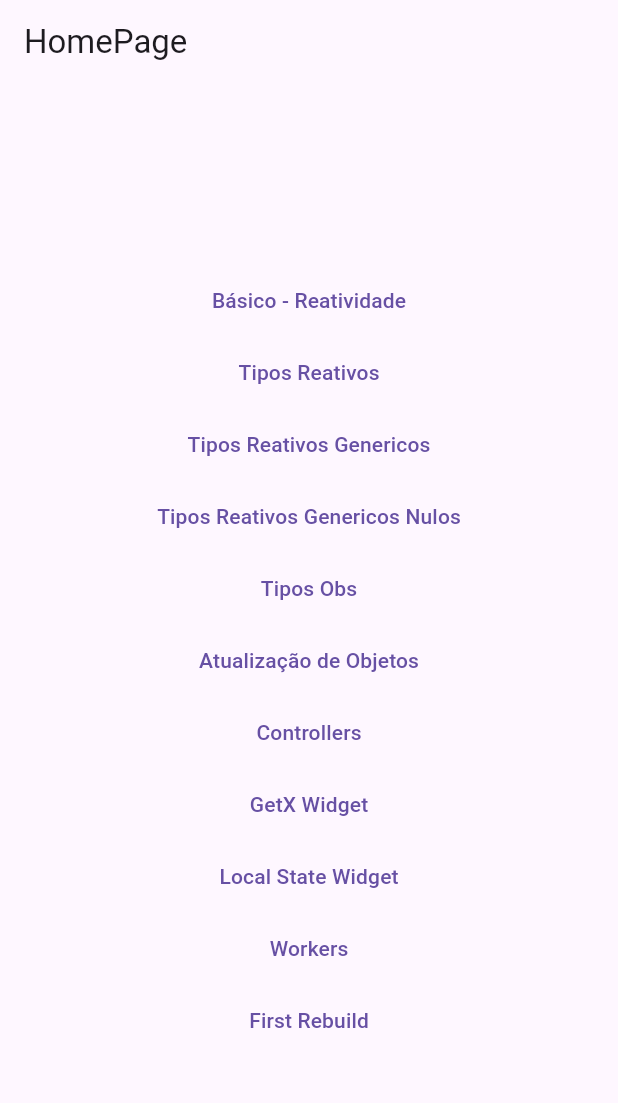
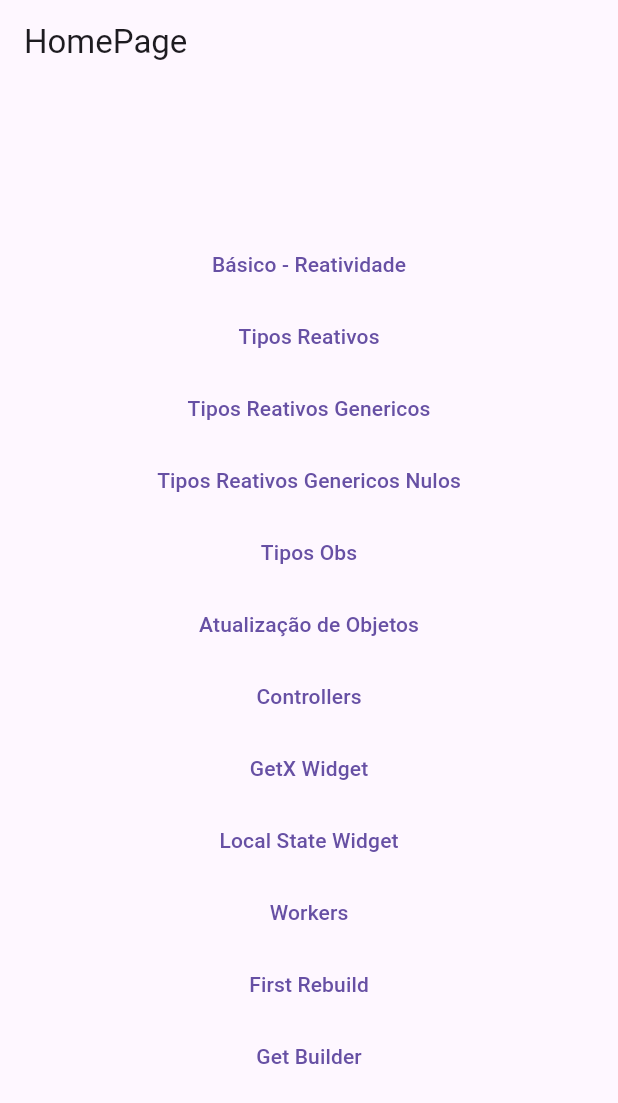
Before and after one commit to enzozami/flutter-getx-state-manager-study, a Flutter app: the screen it shows after launch, on a phone screen of 412 x 824 dp. Shown: the top 1103 px of the screen. Run offline on Flutter 3.47's test engine with Material 3 defaults, Android fonts, the phone set to English and light mode, and no system bars; our stand-ins replace get.

Commit message:
feat(get_builder): get_builder (Não achei muito interessante, mas dependendo da aplicação pode ser crucial a utilização)

```diff
--- a/lib/first_rebuild/first_rebuild_page.dart
+++ b/lib/first_rebuild/first_rebuild_page.dart
@@ -1,7 +1,5 @@
 import 'package:flutter/material.dart';
 import 'package:get/get.dart';
-import 'package:get/get_core/src/get_main.dart';
-import 'package:get/get_rx/get_rx.dart';
 
 class FirstRebuildPage extends StatefulWidget {
   const FirstRebuildPage({super.key});
--- /dev/null
+++ b/lib/get_builder/get_builder_bindings.dart
@@ -0,0 +1,9 @@
+import 'package:get/get.dart';
+import './get_builder_controller.dart';
+
+class GetBuilderBindings implements Bindings {
+    @override
+    void dependencies() {
+        Get.put(GetBuilderController());
+    }
+}
--- /dev/null
+++ b/lib/get_builder/get_builder_controller.dart
@@ -0,0 +1,16 @@
+import 'package:get/get.dart';
+
+class GetBuilderController extends GetxController {
+  var nome = 'Enzo';
+  var contador = 0;
+
+  void alterarNome() {
+    nome = 'Enzinho';
+    update();
+  }
+
+  void increment() {
+    contador++;
+    update(['contador']);
+  }
+}
--- a/lib/home_page.dart
+++ b/lib/home_page.dart
@@ -56,6 +56,10 @@ class HomePage extends StatelessWidget {
               onPressed: () => Get.toNamed('/firstRebuild'),
               child: Text('First Rebuild'),
             ),
+            TextButton(
+              onPressed: () => Get.toNamed('/getBuilder'),
+              child: Text('Get Builder'),
+            ),
           ],
         ),
       ),
--- a/lib/main.dart
+++ b/lib/main.dart
@@ -8,6 +8,8 @@ import 'package:get_state_manager/controllers/getxcontroller_example/controller.
 import 'package:get_state_manager/controllers/getxcontroller_example/getx_controller_example_page.dart';
 // import 'package:get_state_manager/first_rebuild/first_rebuild_bindings.dart';
 import 'package:get_state_manager/first_rebuild/first_rebuild_page.dart';
+import 'package:get_state_manager/get_builder/get_builder_bindings.dart';
+import 'package:get_state_manager/get_builder/get_builder_page.dart';
 import 'package:get_state_manager/getx_widget/getx_widget/getx_widget_page.dart';
 import 'package:get_state_manager/home_page.dart';
 import 'package:get_state_manager/local_state_widget/local_state_widget_page.dart';
@@ -67,6 +69,11 @@ class MyApp extends StatelessWidget {
           // binding: FirstRebuildBindings(),
           page: () => FirstRebuildPage(),
         ),
+        GetPage(
+          name: '/getBuilder',
+          binding: GetBuilderBindings(),
+          page: () => GetBuilderPage(),
+        ),
       ],
     );
   }
```
Also changed, not shown: lib/get_builder/get_builder_page.dart (added, +45 -0 lines).
